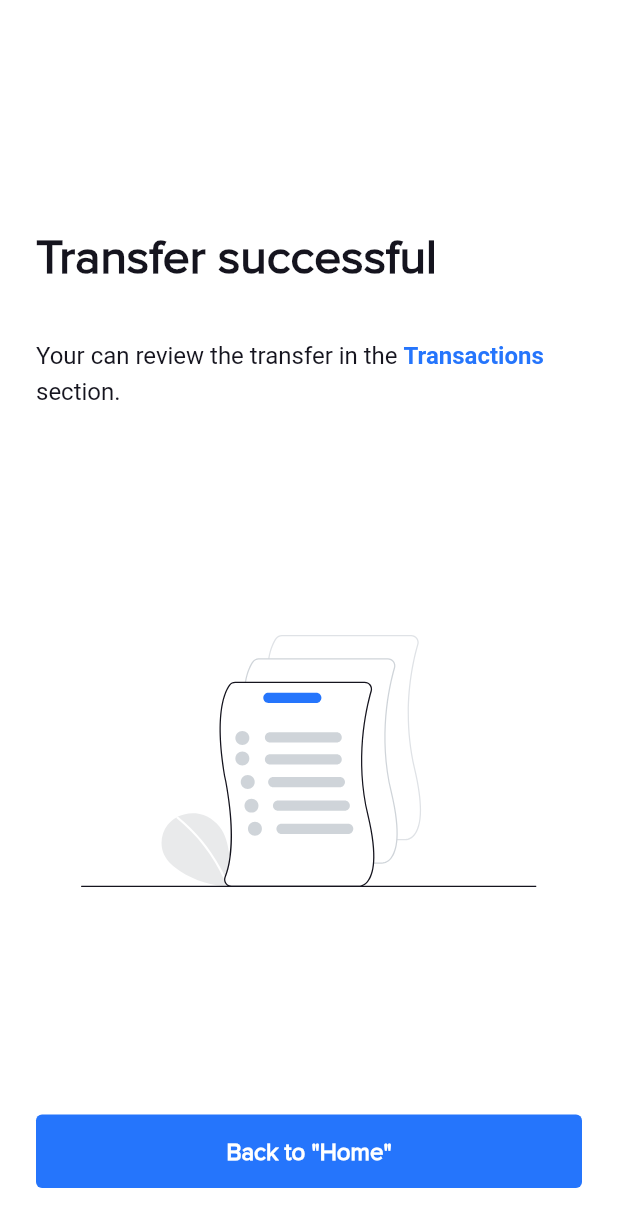
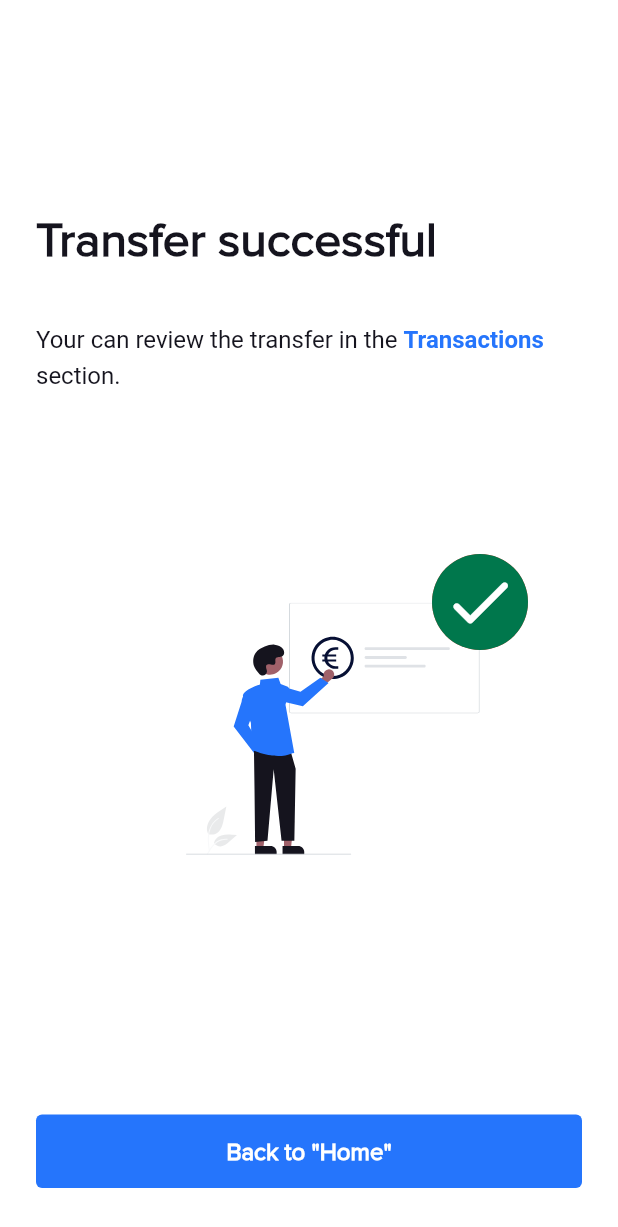
Before and after one commit to ivoryio/Ivory, a Flutter app: the TransferSuccessfulScreen screen opened by its route, on a phone screen of 412 x 824 dp. Shown: the top 1227 px of the screen. Run offline on Flutter 3.47's test engine with Material 2 defaults, Android fonts, the phone set to English and light mode, and no system bars; drawn by our look-alikes of badges; our stand-ins replace bloc, convert, device_info_plus, dotted_border, equatable, firebase_core and 18 more; missing offline and left inert: amazon_cognito_identity_dart_2, pointycastle; accounts and stored records are empty.

Commit message:
added badge to the transfer successful screen

```diff
--- a/lib/screens/transfer/transfer_successful_screen.dart
+++ b/lib/screens/transfer/transfer_successful_screen.dart
@@ -1,3 +1,4 @@
+import 'package:badges/badges.dart';
 import 'package:flutter/gestures.dart';
 import 'package:flutter/material.dart';
 import 'package:flutter_redux/flutter_redux.dart';
@@ -9,6 +10,7 @@ import 'package:solarisdemo/screens/home/home_screen.dart';
 import 'package:solarisdemo/screens/transactions/transactions_screen.dart';
 import 'package:solarisdemo/utilities/format.dart';
 import 'package:solarisdemo/widgets/button.dart';
+import 'package:solarisdemo/widgets/ivory_asset_with_badge.dart';
 import 'package:solarisdemo/widgets/screen_scaffold.dart';
 import 'package:solarisdemo/widgets/scrollable_screen_container.dart';
 
@@ -115,10 +117,12 @@ class TransferSuccessfulScreen extends StatelessWidget {
                       ),
                     ),
                     const Spacer(),
-                    Center(
-                      child: SvgPicture(
+                    IvoryAssetWithBadge(
+                      isSuccess: true,
+                      childPosition: BadgePosition.topEnd(top: -32, end: -32),
+                      childWidget: SvgPicture(
                         SvgAssetLoader(
-                          'assets/images/repayment_more_credit.svg',
+                          'assets/images/transfer_successful_illustration.svg',
                           colorMapper: IvoryColorMapper(
                             baseColor: ClientConfig.getColorScheme().secondary,
                           ),
```
